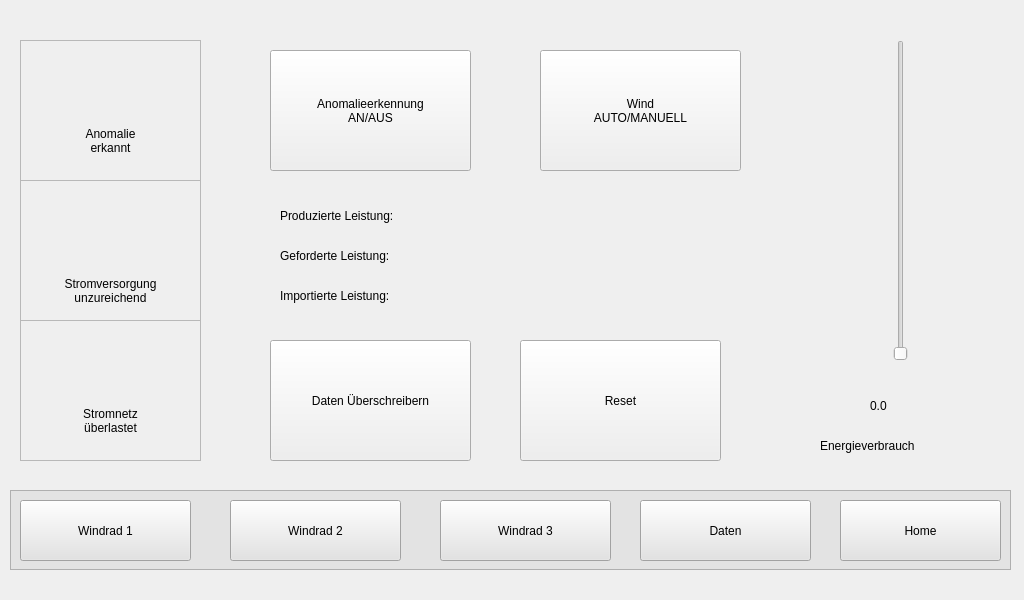
First picture: the form in UI_fertig/MainWindow.ui, repository rplenzdorf/Projekt-Anomalieerkennung, before the edit.
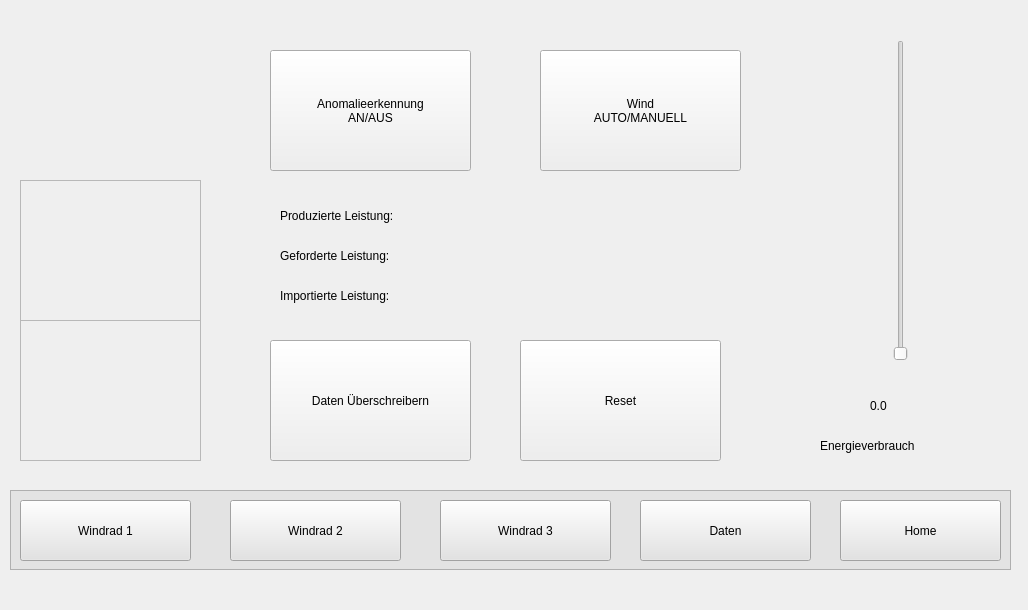
Second picture: the form after the edit. Icons and pictures are not drawn. Custom widgets are drawn as their Qt base class.

```diff
--- a/UI_fertig/MainWindow.ui
+++ b/UI_fertig/MainWindow.ui
@@ -6,8 +6,8 @@
    <rect>
     <x>0</x>
     <y>0</y>
-    <width>1024</width>
-    <height>600</height>
+    <width>1028</width>
+    <height>610</height>
    </rect>
   </property>
   <property name="windowTitle">
@@ -135,6 +135,9 @@
         <height>141</height>
        </rect>
       </property>
+      <property name="styleSheet">
+       <string notr="true">background-color: rgba(255, 255, 255, 0);</string>
+      </property>
       <property name="frameShape">
        <enum>QFrame::StyledPanel</enum>
       </property>
@@ -144,12 +147,15 @@
       <widget class="QLabel" name="sym_Erkannt">
        <property name="geometry">
         <rect>
-         <x>50</x>
+         <x>10</x>
          <y>0</y>
-         <width>71</width>
-         <height>71</height>
+         <width>161</width>
+         <height>141</height>
         </rect>
        </property>
+       <property name="styleSheet">
+        <string notr="true">background-color: rgba(255, 255, 255, 0);</string>
+       </property>
        <property name="text">
         <string/>
        </property>
@@ -160,29 +166,6 @@
         <bool>true</bool>
        </property>
       </widget>
-      <widget class="QLabel" name="txt_Erkannt">
-       <property name="geometry">
-        <rect>
-         <x>40</x>
-         <y>70</y>
-         <width>101</width>
-         <height>61</height>
-        </rect>
-       </property>
-       <property name="styleSheet">
-        <string notr="true">font: 14pt &quot;Arial&quot;;</string>
-       </property>
-       <property name="text">
-        <string>Anomalie
-erkannt</string>
-       </property>
-       <property name="alignment">
-        <set>Qt::AlignCenter</set>
-       </property>
-       <property name="wordWrap">
-        <bool>false</bool>
-       </property>
-      </widget>
      </widget>
      <widget class="QFrame" name="frame_6">
       <property name="geometry">
@@ -202,10 +185,10 @@
       <widget class="QLabel" name="sym_Unzureichend">
        <property name="geometry">
         <rect>
-         <x>50</x>
-         <y>10</y>
-         <width>71</width>
-         <height>71</height>
+         <x>10</x>
+         <y>0</y>
+         <width>161</width>
+         <height>141</height>
         </rect>
        </property>
        <property name="text">
@@ -218,29 +201,6 @@
         <bool>true</bool>
        </property>
       </widget>
-      <widget class="QLabel" name="txt_Unzureichend">
-       <property name="geometry">
-        <rect>
-         <x>0</x>
-         <y>80</y>
-         <width>181</width>
-         <height>61</height>
-        </rect>
-       </property>
-       <property name="styleSheet">
-        <string notr="true">font: 14pt &quot;Arial&quot;;</string>
-       </property>
-       <property name="text">
-        <string>Stromversorgung
-unzureichend</string>
-       </property>
-       <property name="alignment">
-        <set>Qt::AlignCenter</set>
-       </property>
-       <property name="wordWrap">
-        <bool>false</bool>
-       </property>
-      </widget>
      </widget>
      <widget class="QFrame" name="frame_7">
       <property name="geometry">
@@ -260,10 +220,10 @@
       <widget class="QLabel" name="sym_Ueberlastet">
        <property name="geometry">
         <rect>
-         <x>50</x>
+         <x>10</x>
          <y>0</y>
-         <width>71</width>
-         <height>71</height>
+         <width>161</width>
+         <height>141</height>
         </rect>
        </property>
        <property name="text">
@@ -276,29 +236,6 @@
         <bool>true</bool>
        </property>
       </widget>
-      <widget class="QLabel" name="txt_Ueberlastet">
-       <property name="geometry">
-        <rect>
-         <x>40</x>
-         <y>70</y>
-         <width>101</width>
-         <height>61</height>
-        </rect>
-       </property>
-       <property name="styleSheet">
-        <string notr="true">font: 14pt &quot;Arial&quot;;</string>
-       </property>
-       <property name="text">
-        <string>Stromnetz
-überlastet</string>
-       </property>
-       <property name="alignment">
-        <set>Qt::AlignCenter</set>
-       </property>
-       <property name="wordWrap">
-        <bool>false</bool>
-       </property>
-      </widget>
      </widget>
      <widget class="QPushButton" name="btn_AnAus">
       <property name="geometry">
```
Left out of the diff: 18 changed lines with no effect on the pictures.
